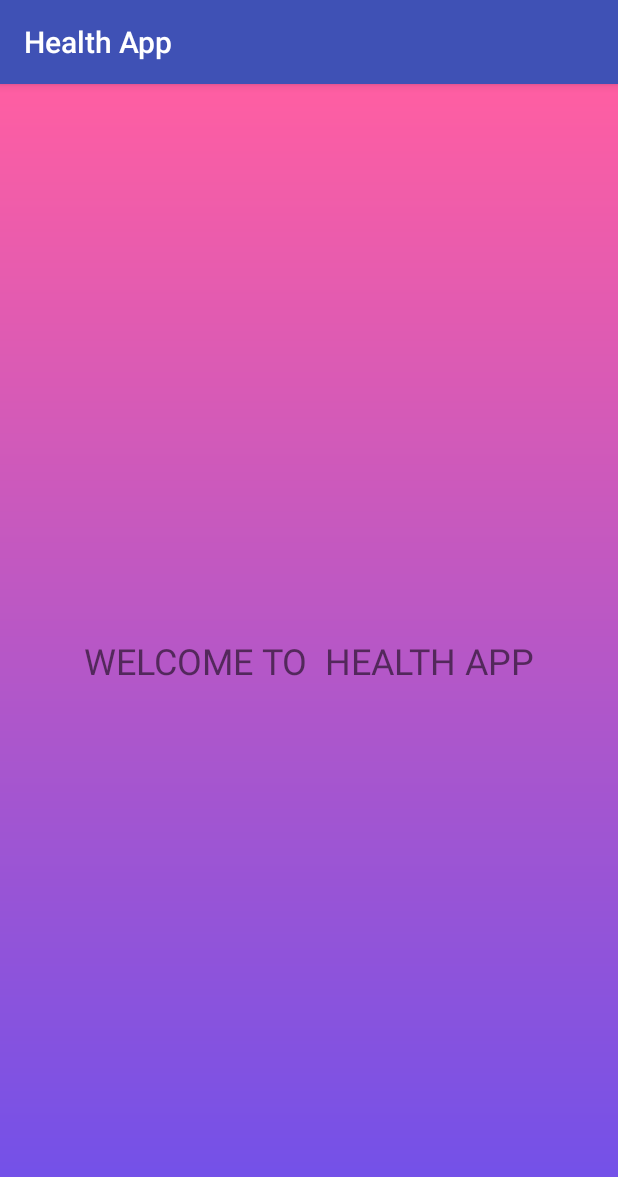
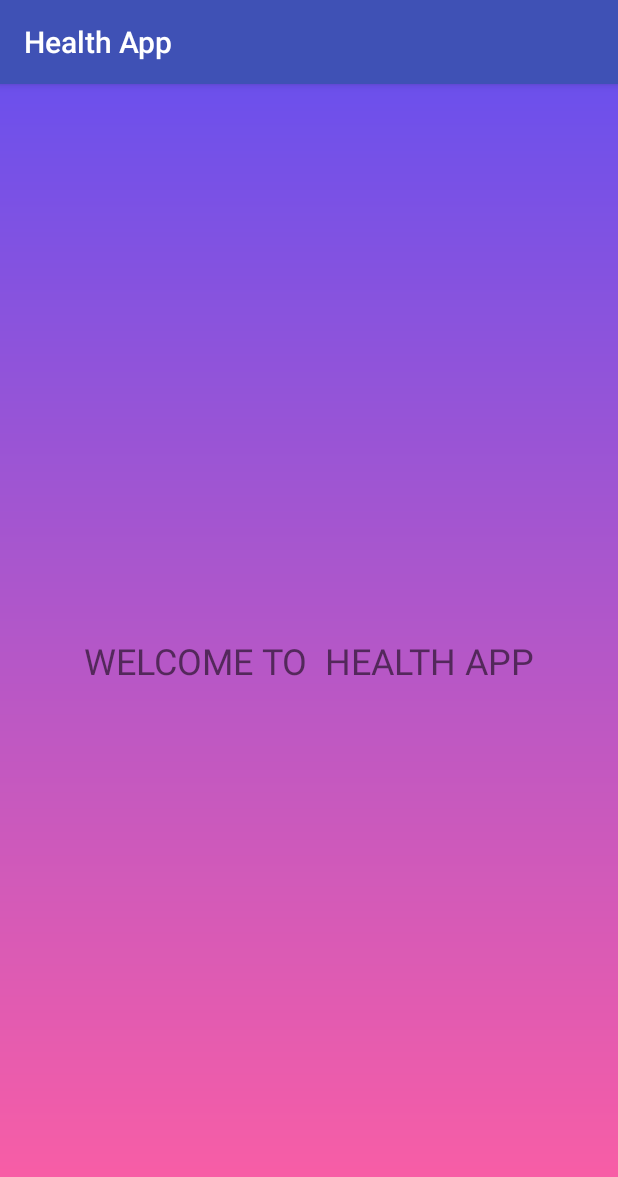
Before and after one commit to tristanbagnulo/learning_app, an Android app: the screen it shows after launch (MainActivity), on a phone screen of 412 x 824 dp. Shown: the top 1177 px of the screen. Run offline under Robolectric (Android 15) with nearby library versions, the phone set to English and light mode, and no system bars.

Commit message:
updated colour

```diff
--- a/app/src/main/res/drawable/gradient.xml
+++ b/app/src/main/res/drawable/gradient.xml
@@ -2,8 +2,8 @@
 <shape xmlns:android="http://schemas.android.com/apk/res/android"
     android:shape="rectangle">
     <gradient
-        android:startColor="#FF5EA2"
-        android:endColor="#6C50EC"
+        android:startColor="#6C50EC"
+        android:endColor="#FF5EA2"
         android:angle="270"
         />
 </shape>
```
